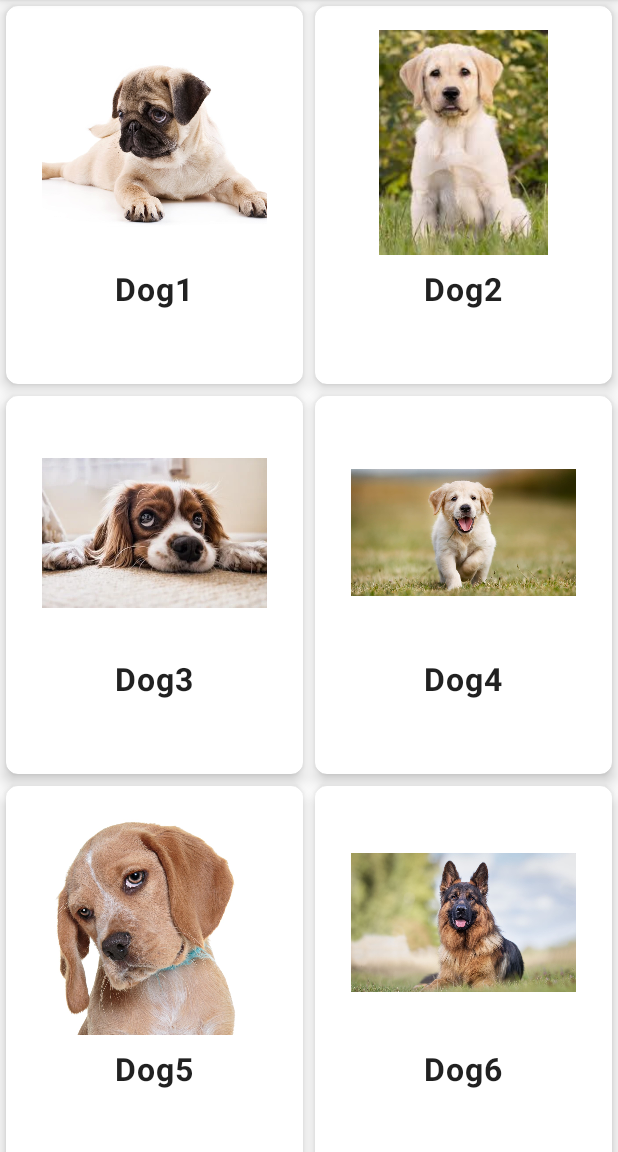
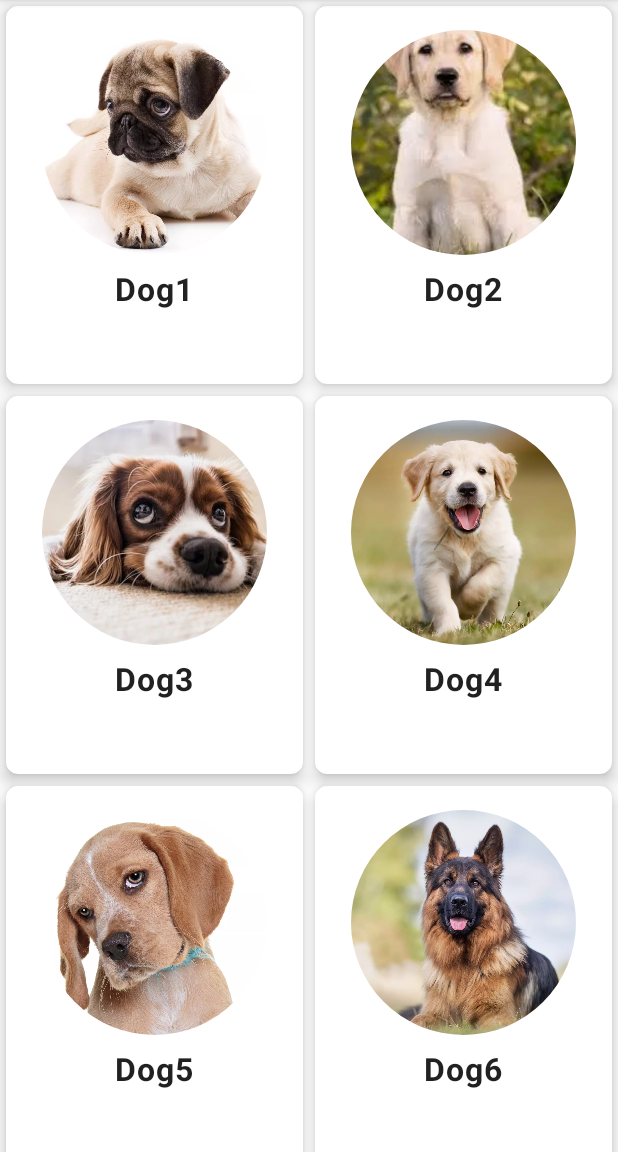
Before and after one commit to mattiaferigutti/DogContainerTransformation, an Android app: the screen it shows after launch (MainActivity), on a phone screen of 412 x 824 dp, the part 84-1236 px from its top. Run offline under Robolectric (Android 15) with nearby library versions, the phone set to English and light mode, and no system bars.

```diff
--- a/app/build.gradle
+++ b/app/build.gradle
@@ -1,6 +1,7 @@
 apply plugin: 'com.android.application'
 apply plugin: 'kotlin-android'
 apply plugin: 'kotlin-android-extensions'
+apply plugin: "androidx.navigation.safeargs.kotlin"
 
 android {
     compileSdkVersion 30
@@ -52,5 +53,3 @@ dependencies {
     implementation "androidx.navigation:navigation-fragment-ktx:$nav_version"
     implementation "androidx.navigation:navigation-ui-ktx:$nav_version"
 }
-
-apply plugin: "androidx.navigation.safeargs.kotlin"
--- a/app/src/main/res/layout/item_dog.xml
+++ b/app/src/main/res/layout/item_dog.xml
@@ -22,10 +22,14 @@
             android:id="@+id/image_thumbnail"
             android:layout_width="150dp"
             android:layout_height="150dp"
-            android:scaleType="fitCenter"
+            android:background="@android:color/white"
+            android:scaleType="centerCrop"
             app:layout_constraintEnd_toEndOf="parent"
             app:layout_constraintStart_toStartOf="parent"
-            app:layout_constraintTop_toTopOf="parent" />
+            app:layout_constraintTop_toTopOf="parent"
+            android:adjustViewBounds="true"
+            app:shapeAppearance="?attr/shapeAppearanceMediumComponent"
+            app:shapeAppearanceOverlay="@style/circleImageView"/>
 
         <com.google.android.material.textview.MaterialTextView
             android:id="@+id/breed_name"
--- a/app/src/main/res/navigation/main_nav.xml
+++ b/app/src/main/res/navigation/main_nav.xml
@@ -13,14 +13,6 @@
         <action
             android:id="@+id/action_dogListFragment_to_dogDetailsFragment"
             app:destination="@id/dogDetailsFragment" />
-        <argument
-            android:name="breed"
-            android:defaultValue="no breed"
-            app:argType="string" />
-        <argument
-            android:name="photo"
-            android:defaultValue="0"
-            app:argType="integer" />
     </fragment>
     <fragment
         android:id="@+id/dogDetailsFragment"
--- /dev/null
+++ b/app/src/main/res/values/integers.xml
@@ -0,0 +1,5 @@
+<?xml version="1.0" encoding="utf-8"?>
+<resources>
+    <integer name="motion_duration_large">400</integer>
+    <integer name="motion_duration_small">300</integer>
+</resources>
--- a/app/src/main/res/values/styles.xml
+++ b/app/src/main/res/values/styles.xml
@@ -7,4 +7,9 @@
         <item name="colorAccent">@color/colorAccent</item>
     </style>
 
+    <style name="circleImageView" parent="">
+        <item name="cornerFamily">rounded</item>
+        <item name="cornerSize">50%</item>
+    </style>
+
 </resources>
```
Also changed, not shown: app/src/main/java/com/studio/mattiaferigutti/dogcontainertransform/DogDetailsFragment.kt (+3 -4 lines), app/src/main/java/com/studio/mattiaferigutti/dogcontainertransform/DogListFragment.kt (+6 -2 lines), app/src/main/res/layout/fragment_dog_details.xml (+10 -3 lines), app/src/main/res/drawable/dog1.jpg (deleted), app/src/main/res/drawable/dog1.webp (added), app/src/main/res/drawable/dog2.jpg (deleted), app/src/main/res/drawable/dog2.webp (added), app/src/main/res/drawable/dog4.jpeg (deleted), app/src/main/res/drawable/dog4.webp (added), app/src/main/res/drawable/dog5.jpg (deleted), app/src/main/res/drawable/dog5.webp (added), app/src/main/res/drawable/dog6.jpg (deleted), app/src/main/res/drawable/dog6.webp (added), app/src/main/res/drawable/dog7.jpeg (deleted), 1 more files.
